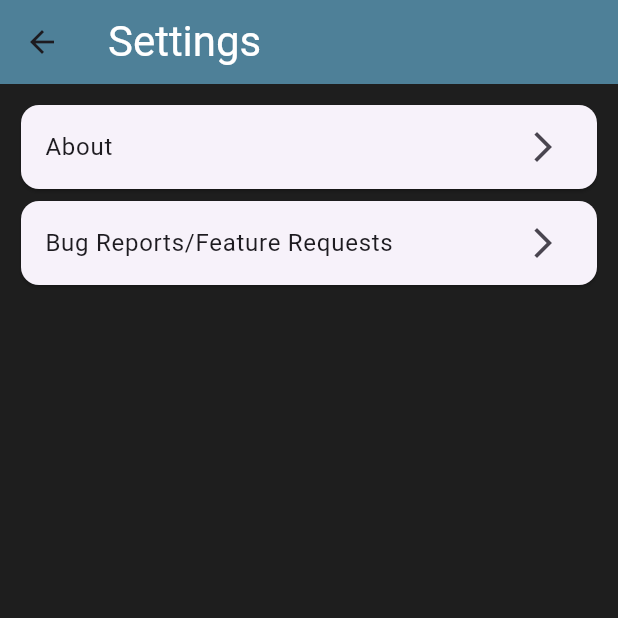
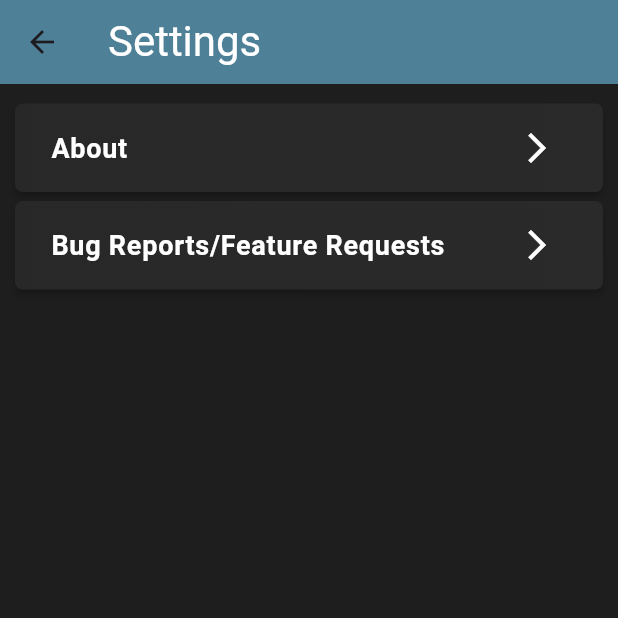
Before and after one commit to mardeyar/StatSense, a Flutter app: the Settings screen opened directly, on a phone screen of 412 x 824 dp, the top half of it. Run offline on Flutter 3.47's test engine with Material 3 defaults, Android fonts, the phone set to English and light mode, and no system bars; network calls fail; Roboto replaces fonts that are missing (Inter-Bold); statements that could not run were skipped.

Commit message:
UI changes

```diff
--- a/lib/UI/settings.dart
+++ b/lib/UI/settings.dart
@@ -51,16 +51,36 @@ class Settings extends StatelessWidget {
 
   Widget _buildCard(BuildContext context, String title, VoidCallback onTap) {
     return Card(
-      child: ListTile(
-        title: Row(
-          mainAxisAlignment: MainAxisAlignment.spaceBetween,
-          children: [
-            Text(title),
-            Icon(Icons.arrow_forward_ios),
-          ],
+      shape: RoundedRectangleBorder(
+        borderRadius: BorderRadius.circular(5.0),
+      ),
+      elevation: 2,
+      margin: EdgeInsets.symmetric(vertical: 3.0),
+      color: Colors.transparent,
+      child: Container(
+        decoration: BoxDecoration(
+          borderRadius: BorderRadius.circular(5.0),
+          gradient: LinearGradient(
+            begin: Alignment.centerLeft,
+            end: Alignment.centerRight,
+            colors: [Color(0xFF282828), Color(0xFF2A2A2A)],
+          ),
         ),
-        onTap: onTap,
+        child: ListTile(
+          title: Padding(
+            padding: EdgeInsets.all(8.0),
+            child: Row(
+              mainAxisAlignment: MainAxisAlignment.spaceBetween,
+              children: [
+                Text(title, style: BodyTextStyle.bodyTextStyleBold),
+                Icon(Icons.arrow_forward_ios, color: Colors.white),
+              ],
+            ),
+          ),
+          onTap: onTap,
+        ),
       ),
     );
   }
+
 }
```
